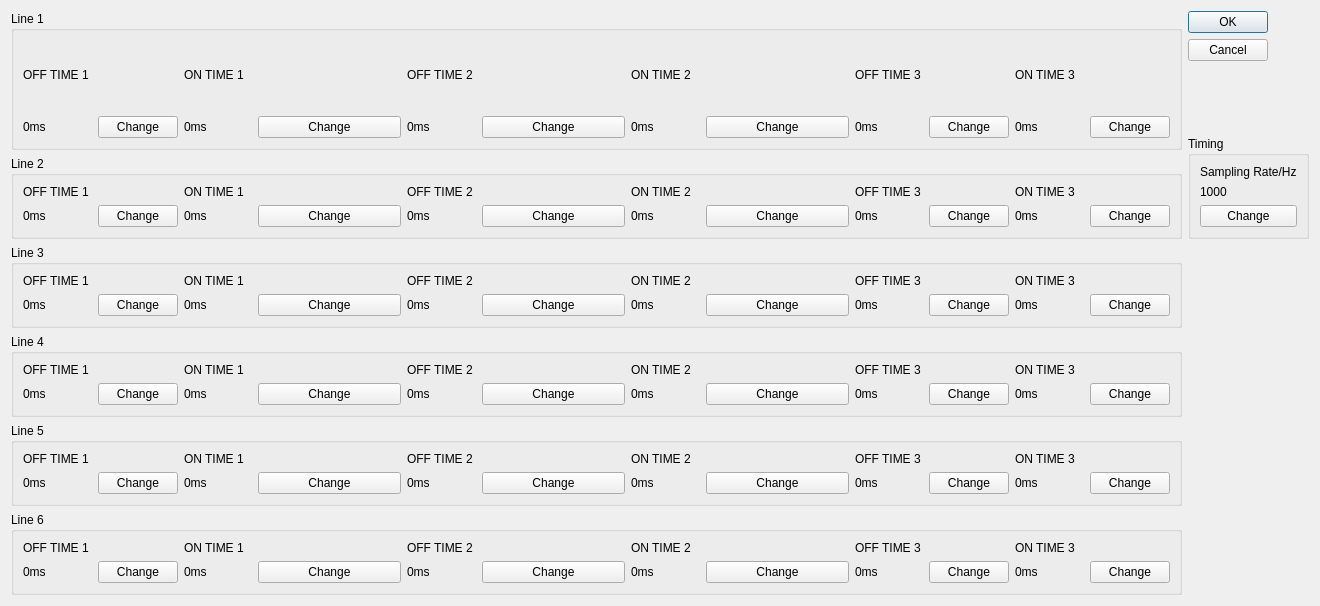
First picture: the form in config_ui/edit_digital_waveform_dialog.ui, repository MadSciSoCool/PCI6289UiTaskConfig, before the edit.
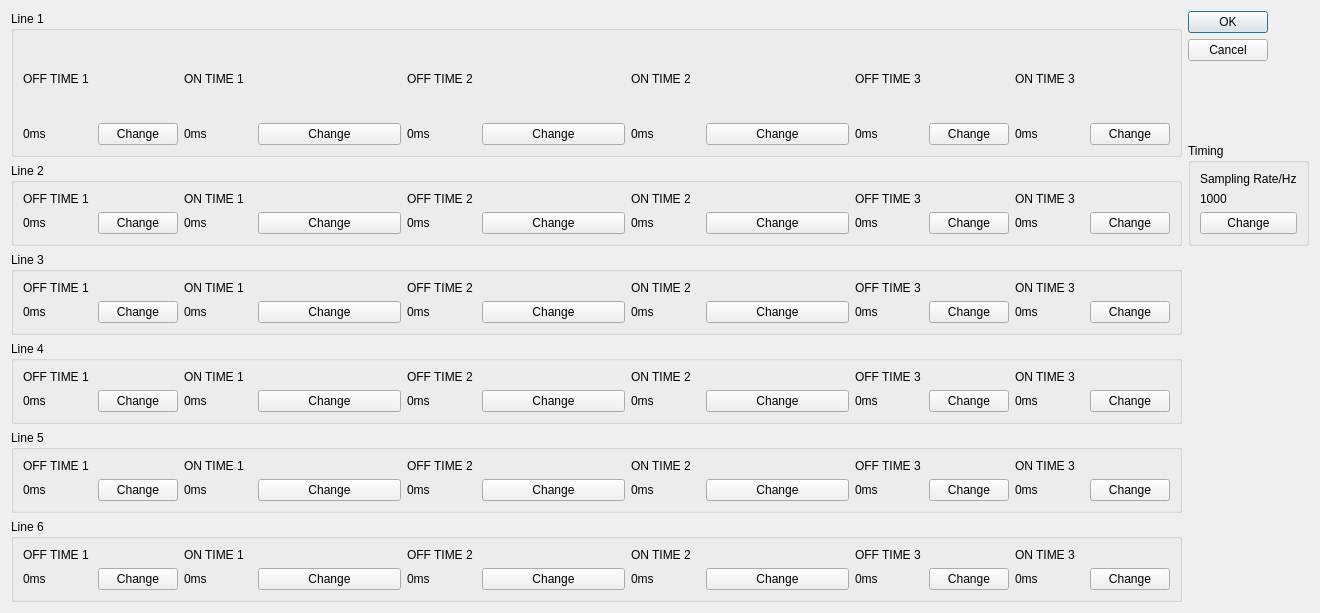
Second picture: the form after the edit.

The edit to the form file:
```diff
--- a/config_ui/edit_digital_waveform_dialog.ui
+++ b/config_ui/edit_digital_waveform_dialog.ui
@@ -7,7 +7,7 @@
     <x>0</x>
     <y>0</y>
     <width>1320</width>
-    <height>606</height>
+    <height>613</height>
    </rect>
   </property>
   <property name="windowTitle">
```
Left out of the diff: 146 changed lines with no effect on the pictures.
